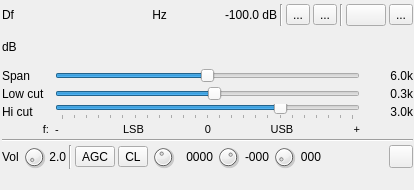
Above: plugins/channelrx/demodssb/ssbdemodgui.ui from f4exb/sdrangel before the change. Below: the same form after it.
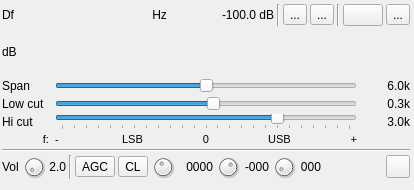
That is the form after the change. Icons and pictures are not drawn. Custom widgets are drawn as their Qt base class.

Diff of the .ui file:
```diff
--- a/plugins/channelrx/demodssb/ssbdemodgui.ui
+++ b/plugins/channelrx/demodssb/ssbdemodgui.ui
@@ -36,13 +36,13 @@
     <rect>
      <x>0</x>
      <y>0</y>
-     <width>415</width>
-     <height>171</height>
+     <width>412</width>
+     <height>181</height>
     </rect>
    </property>
    <property name="minimumSize">
     <size>
-     <width>415</width>
+     <width>412</width>
      <height>0</height>
     </size>
    </property>
```
